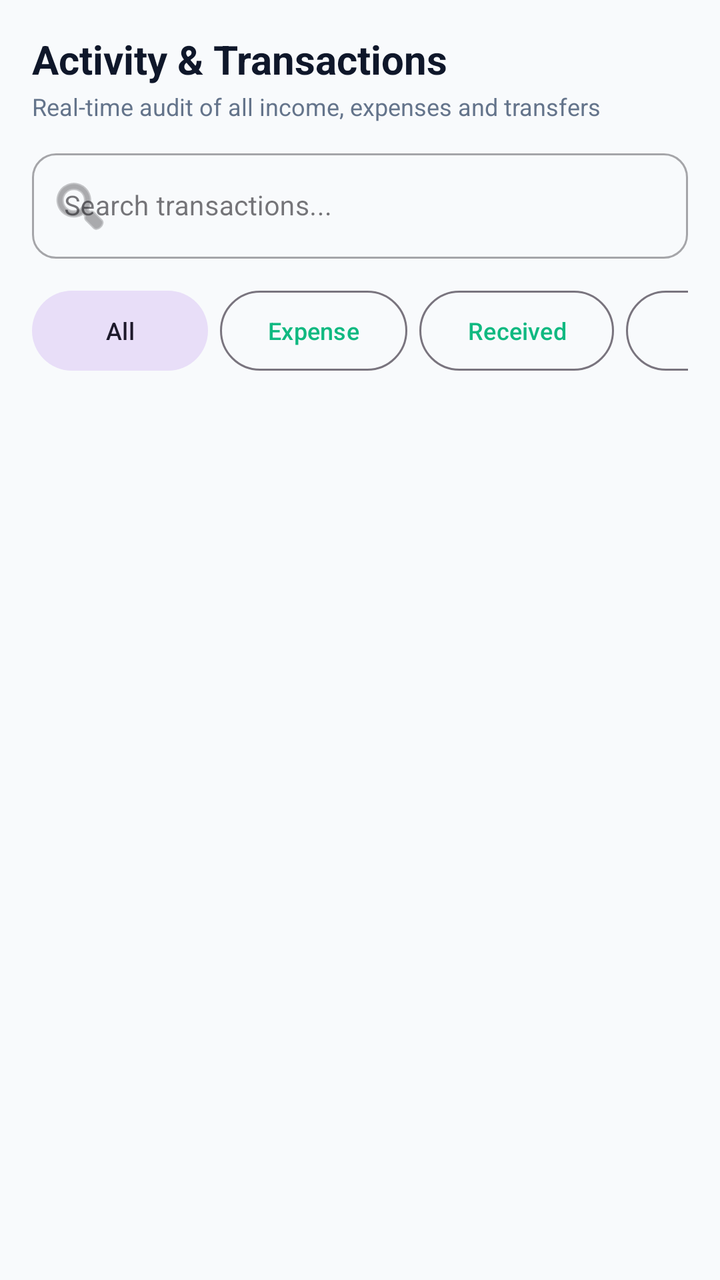
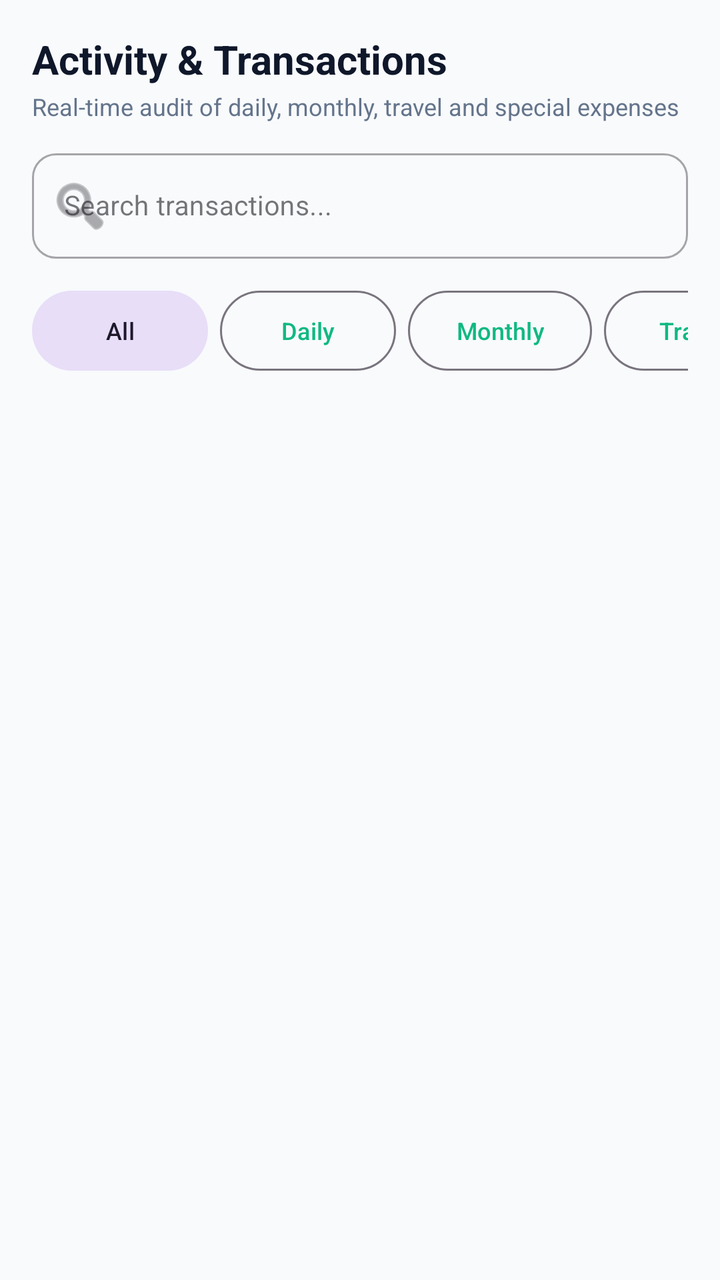

The first picture is an Android layout as it rendered before a commit; the second is the same layout after the commit. The layout source and the unified diff follow.
<!-- AndroidManifest.xml: application theme Theme.SmartExpensesTracker -->
<!-- res/layout/fragment_activity.xml -->
<?xml version="1.0" encoding="utf-8"?>
<LinearLayout xmlns:android="http://schemas.android.com/apk/res/android"
    xmlns:app="http://schemas.android.com/apk/res-auto"
    android:layout_width="match_parent"
    android:layout_height="match_parent"
    android:background="@color/bg_main"
    android:orientation="vertical"
    android:paddingHorizontal="16dp"
    android:paddingTop="16dp">

    
    <TextView
        android:layout_width="wrap_content"
        android:layout_height="wrap_content"
        android:text="Activity &amp; Transactions"
        android:textColor="@color/text_primary"
        android:textSize="20sp"
        android:textStyle="bold" />

    <TextView
        android:layout_width="wrap_content"
        android:layout_height="wrap_content"
        android:layout_marginTop="2dp"
        android:text="Real-time audit of all income, expenses and transfers"
        android:textColor="@color/text_secondary"
        android:textSize="12sp" />

    
    <com.google.android.material.textfield.TextInputLayout
        android:id="@+id/til_search"
        style="@style/Widget.MaterialComponents.TextInputLayout.OutlinedBox"
        android:layout_width="match_parent"
        android:layout_height="wrap_content"
        android:layout_marginTop="10dp"
        app:boxCornerRadiusBottomEnd="12dp"
        app:boxCornerRadiusBottomStart="12dp"
        app:boxCornerRadiusTopEnd="12dp"
        app:boxCornerRadiusTopStart="12dp"
        app:startIconDrawable="@android:drawable/ic_menu_search"
        android:hint="Search transactions...">

        <com.google.android.material.textfield.TextInputEditText
            android:id="@+id/et_search"
            android:layout_width="match_parent"
            android:layout_height="wrap_content"
            android:textSize="13.5sp"
            android:singleLine="true" />
    </com.google.android.material.textfield.TextInputLayout>

    
    <HorizontalScrollView
        android:layout_width="match_parent"
        android:layout_height="wrap_content"
        android:layout_marginTop="12dp"
        android:scrollbars="none">

        <LinearLayout
            android:layout_width="wrap_content"
            android:layout_height="wrap_content"
            android:orientation="horizontal">

            <Button
                android:id="@+id/btn_filter_all"
                style="@style/Widget.Material3.Button.TonalButton"
                android:layout_width="wrap_content"
                android:layout_height="wrap_content"
                android:layout_marginEnd="6dp"
                android:text="All"
                android:textSize="12sp" />

            <Button
                android:id="@+id/btn_filter_expense"
                style="@style/Widget.Material3.Button.OutlinedButton"
                android:layout_width="wrap_content"
                android:layout_height="wrap_content"
                android:layout_marginEnd="6dp"
                android:text="Expense"
                android:textSize="12sp" />

            <Button
                android:id="@+id/btn_filter_received"
                style="@style/Widget.Material3.Button.OutlinedButton"
                android:layout_width="wrap_content"
                android:layout_height="wrap_content"
                android:layout_marginEnd="6dp"
                android:text="Received"
                android:textSize="12sp" />

            <Button
                android:id="@+id/btn_filter_lend"
                style="@style/Widget.Material3.Button.OutlinedButton"
                android:layout_width="wrap_content"
                android:layout_height="wrap_content"
                android:layout_marginEnd="6dp"
                android:text="Lend"
                android:textSize="12sp" />

            <Button
                android:id="@+id/btn_filter_borrow"
                style="@style/Widget.Material3.Button.OutlinedButton"
                android:layout_width="wrap_content"
                android:layout_height="wrap_content"
                android:text="Borrow"
                android:textSize="12sp" />

        </LinearLayout>
    </HorizontalScrollView>

    
    <LinearLayout
        android:id="@+id/ll_empty_state"
        android:layout_width="match_parent"
        android:layout_height="0dp"
        android:layout_weight="1"
        android:gravity="center"
        android:orientation="vertical"
        android:visibility="gone">

        <ImageView
            android:layout_width="64dp"
            android:layout_height="64dp"
            android:src="@android:drawable/ic_menu_recent_history"
            app:tint="@color/text_tertiary" />

        <TextView
            android:layout_width="wrap_content"
            android:layout_height="wrap_content"
            android:layout_marginTop="8dp"
            android:text="No transactions found"
            android:textColor="@color/text_secondary"
            android:textSize="14sp" />
    </LinearLayout>

    
    <androidx.recyclerview.widget.RecyclerView
        android:id="@+id/rv_activity_transactions"
        android:layout_width="match_parent"
        android:layout_height="0dp"
        android:layout_marginTop="12dp"
        android:layout_weight="1"
        android:clipToPadding="false"
        android:paddingBottom="16dp" />

</LinearLayout>
<!-- resources referenced by this layout -->
<resources>
  <color name="bg_main">#F8FAFC</color>
  <color name="text_primary">#0F172A</color>
  <color name="text_secondary">#64748B</color>
  <color name="text_tertiary">#94A3B8</color>
  <style name="Theme.SmartExpensesTracker" parent="Theme.Material3.Light.NoActionBar">
          <item name="colorPrimary">@color/brand_primary</item>
          <item name="colorPrimaryDark">@color/brand_primary_dark</item>
          <item name="colorAccent">@color/brand_accent</item>
          <item name="android:windowBackground">@color/bg_main</item>
          <item name="android:statusBarColor">@color/bg_main</item>
          <item name="android:windowLightStatusBar">true</item>
      </style>
  <color name="brand_primary">#10B981</color>
  <color name="brand_primary_dark">#047857</color>
  <color name="brand_accent">#059669</color>
</resources>

<!-- the commit's change to res/layout/fragment_activity.xml (unified diff, before → after) -->
@@ -21,7 +21,7 @@
         android:layout_width="wrap_content"
         android:layout_height="wrap_content"
         android:layout_marginTop="2dp"
-        android:text="Real-time audit of all income, expenses and transfers"
+        android:text="Real-time audit of daily, monthly, travel and special expenses"
         android:textColor="@color/text_secondary"
         android:textSize="12sp" />
 
@@ -69,6 +69,42 @@
                 android:textSize="12sp" />
 
             <Button
+                android:id="@+id/btn_filter_daily"
+                style="@style/Widget.Material3.Button.OutlinedButton"
+                android:layout_width="wrap_content"
+                android:layout_height="wrap_content"
+                android:layout_marginEnd="6dp"
+                android:text="Daily"
+                android:textSize="12sp" />
+
+            <Button
+                android:id="@+id/btn_filter_monthly"
+                style="@style/Widget.Material3.Button.OutlinedButton"
+                android:layout_width="wrap_content"
+                android:layout_height="wrap_content"
+                android:layout_marginEnd="6dp"
+                android:text="Monthly"
+                android:textSize="12sp" />
+
+            <Button
+                android:id="@+id/btn_filter_travel"
+                style="@style/Widget.Material3.Button.OutlinedButton"
+                android:layout_width="wrap_content"
+                android:layout_height="wrap_content"
+                android:layout_marginEnd="6dp"
+                android:text="Travel"
+                android:textSize="12sp" />
+
+            <Button
+                android:id="@+id/btn_filter_special"
+                style="@style/Widget.Material3.Button.OutlinedButton"
+                android:layout_width="wrap_content"
+                android:layout_height="wrap_content"
+                android:layout_marginEnd="6dp"
+                android:text="Special"
+                android:textSize="12sp" />
+
+            <Button
                 android:id="@+id/btn_filter_expense"
                 style="@style/Widget.Material3.Button.OutlinedButton"
                 android:layout_width="wrap_content"
@@ -83,7 +119,7 @@
                 android:layout_width="wrap_content"
                 android:layout_height="wrap_content"
                 android:layout_marginEnd="6dp"
-                android:text="Received"
+                android:text="Income"
                 android:textSize="12sp" />
 
             <Button
@@ -105,6 +141,105 @@
 
         </LinearLayout>
     </HorizontalScrollView>
+
+    
+    <com.google.android.material.card.MaterialCardView
+        android:id="@+id/card_period_nav"
+        android:layout_width="match_parent"
+        android:layout_height="wrap_content"
+        android:layout_marginTop="10dp"
+        app:cardCornerRadius="14dp"
+        app:cardElevation="1dp"
+        app:strokeColor="@color/border_light"
+        app:strokeWidth="1dp"
+        android:visibility="gone">
+
+        <LinearLayout
+            android:layout_width="match_parent"
+            android:layout_height="wrap_content"
+            android:orientation="vertical"
+            android:padding="12dp">
+
+            <LinearLayout
+                android:layout_width="match_parent"
+                android:layout_height="wrap_content"
+                android:gravity="center_vertical"
+                android:orientation="horizontal">
+
+                <Button
+                    android:id="@+id/btn_period_prev"
+                    style="@style/Widget.Material3.Button.TonalButton"
+                    android:layout_width="40dp"
+                    android:layout_height="38dp"
+                    android:padding="0dp"
+                    android:text="‹"
+                    android:textSize="18sp"
+                    android:textStyle="bold" />
+
+                <TextView
+                    android:id="@+id/tv_period_label"
+                    android:layout_width="0dp"
+                    android:layout_height="wrap_content"
+                    android:layout_weight="1"
+                    android:gravity="center"
+                    android:text="Today, 15 Oct 2026"
+                    android:textColor="@color/brand_primary_dark"
+                    android:textSize="14sp"
+                    android:textStyle="bold" />
+
+                <Button
+                    android:id="@+id/btn_period_next"
+                    style="@style/Widget.Material3.Button.TonalButton"
+                    android:layout_width="40dp"
+                    android:layout_height="38dp"
+                    android:padding="0dp"
+                    android:text="›"
+                    android:textSize="18sp"
+                    android:textStyle="bold" />
+            </LinearLayout>
+
+            <View
+                android:layout_width="match_parent"
+                android:layout_height="1dp"
+                android:layout_marginVertical="8dp"
+                android:background="@color/border_light" />
+
+            <LinearLayout
+                android:layout_width="match_parent"
+                android:layout_height="wrap_content"
+                android:gravity="center_vertical"
+                android:orientation="horizontal">
+
+                <TextView
+                    android:id="@+id/tv_period_spending"
+                    android:layout_width="0dp"
+                    android:layout_height="wrap_content"
+                    android:layout_weight="1"
+                    android:text="Spent: ₹0"
+                    android:textColor="@color/financial_expense"
+                    android:textSize="13sp"
+                    android:textStyle="bold" />
+
+                <TextView
+                    android:id="@+id/tv_period_comparison"
+                    android:layout_width="wrap_content"
+                    android:layout_height="wrap_content"
+                    android:text="vs Prev: ₹0"
+                    android:textColor="@color/text_secondary"
+                    android:textSize="12sp" />
+            </LinearLayout>
+
+            <TextView
+                android:id="@+id/tv_period_breakdown"
+                android:layout_width="match_parent"
+                android:layout_height="wrap_content"
+                android:layout_marginTop="4dp"
+                android:text="Category breakdown..."
+                android:textColor="@color/text_tertiary"
+                android:textSize="11sp" />
+
+        </LinearLayout>
+    </com.google.android.material.card.MaterialCardView>
 
     
     <LinearLayout
<!-- resource entries referenced after the edit -->
@@ -1,6 +1,7 @@
 <!-- resources referenced by this layout -->
 <resources>
   <color name="bg_main">#F8FAFC</color>
+  <color name="border_light">#E2E8F0</color>
   <color name="text_primary">#0F172A</color>
   <color name="text_secondary">#64748B</color>
   <color name="text_tertiary">#94A3B8</color>
@@ -14,6 +15,7 @@
       </style>
   <color name="brand_primary">#10B981</color>
   <color name="brand_primary_dark">#047857</color>
+  <color name="financial_expense">#EF4444</color>
   <color name="brand_accent">#059669</color>
 </resources>
 
